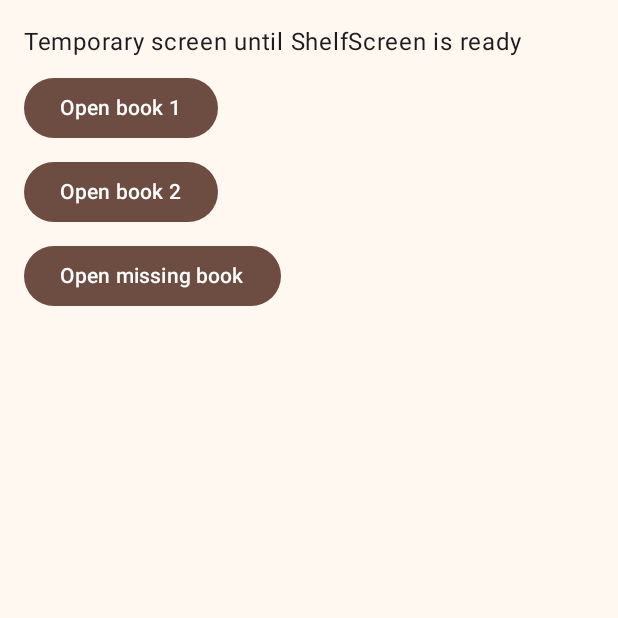
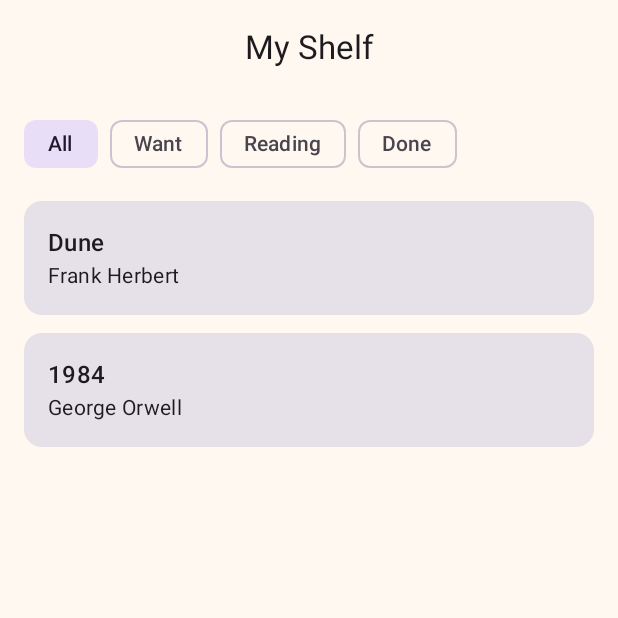
Before and after one commit to sdkhmt13/Mobileproject, an Android app built with Jetpack Compose: the TemporaryShelfScreen screen opened through its navigation route, on a phone screen of 412 x 824 dp, the top half of it. Run offline under Robolectric (Android 15) with nearby library versions, the phone set to English and light mode, and no system bars.

Commit message:
add ShelfScreen and SearchScreen to AppNavHost

```diff
--- a/app/src/main/java/com/example/mobileproject/ui/navigation/AppNavHost.kt
+++ b/app/src/main/java/com/example/mobileproject/ui/navigation/AppNavHost.kt
@@ -1,15 +1,6 @@
 package com.example.mobileproject.ui.navigation
 
-import androidx.compose.foundation.layout.Arrangement
-import androidx.compose.foundation.layout.Column
-import androidx.compose.foundation.layout.fillMaxSize
-import androidx.compose.foundation.layout.padding
-import androidx.compose.material3.Button
-import androidx.compose.material3.Scaffold
-import androidx.compose.material3.Text
 import androidx.compose.runtime.Composable
-import androidx.compose.ui.Modifier
-import androidx.compose.ui.unit.dp
 import androidx.lifecycle.viewmodel.compose.viewModel
 import androidx.navigation.NavType
 import androidx.navigation.compose.NavHost
@@ -18,7 +9,11 @@ import androidx.navigation.compose.rememberNavController
 import androidx.navigation.navArgument
 import com.example.mobileproject.data.BookRepository
 import com.example.mobileproject.ui.screens.BookDetailScreen
+import com.example.mobileproject.ui.screens.SearchScreen
+import com.example.mobileproject.ui.screens.ShelfScreen
 import com.example.mobileproject.viewmodel.BookDetailViewModel
+import com.example.mobileproject.viewmodel.SearchViewModel
+import com.example.mobileproject.viewmodel.ShelfViewModel
 import com.example.mobileproject.viewmodel.ViewModelFactory
 
 @Composable
@@ -30,8 +25,21 @@ fun AppNavHost(repository: BookRepository) {
         startDestination = Screen.Shelf.route
     ) {
         composable(Screen.Shelf.route) {
-            TemporaryShelfScreen(
-                onOpenBook = { id -> navController.navigate(Screen.Detail.createRoute(id)) }
+            val shelfViewModel: ShelfViewModel =
+                viewModel(factory = ViewModelFactory(repository))
+            ShelfScreen(
+                viewModel = shelfViewModel,
+                onBookClick = { id -> navController.navigate(Screen.Detail.createRoute(id)) },
+                onSearchClick = { navController.navigate(Screen.Search.route) }
+            )
+        }
+
+        composable(Screen.Search.route) {
+            val searchViewModel: SearchViewModel =
+                viewModel(factory = ViewModelFactory(repository))
+            SearchScreen(
+                viewModel = searchViewModel,
+                onBack = { navController.popBackStack() }
             )
         }
 
@@ -49,22 +57,3 @@ fun AppNavHost(repository: BookRepository) {
         }
     }
 }
-
-// Temporary: will be replaced by B's ShelfScreen
-@Composable
-private fun TemporaryShelfScreen(onOpenBook: (String) -> Unit) {
-    Scaffold { innerPadding ->
-        Column(
-            modifier = Modifier
-                .fillMaxSize()
-                .padding(innerPadding)
-                .padding(16.dp),
-            verticalArrangement = Arrangement.spacedBy(8.dp)
-        ) {
-            Text("Temporary screen until ShelfScreen is ready")
-            Button(onClick = { onOpenBook("1") }) { Text("Open book 1") }
-            Button(onClick = { onOpenBook("2") }) { Text("Open book 2") }
-            Button(onClick = { onOpenBook("999") }) { Text("Open missing book") }
-        }
-    }
-}
```
